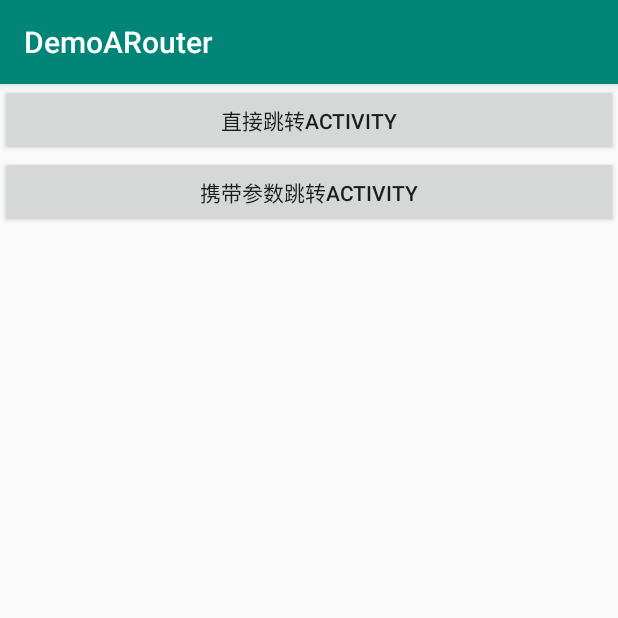
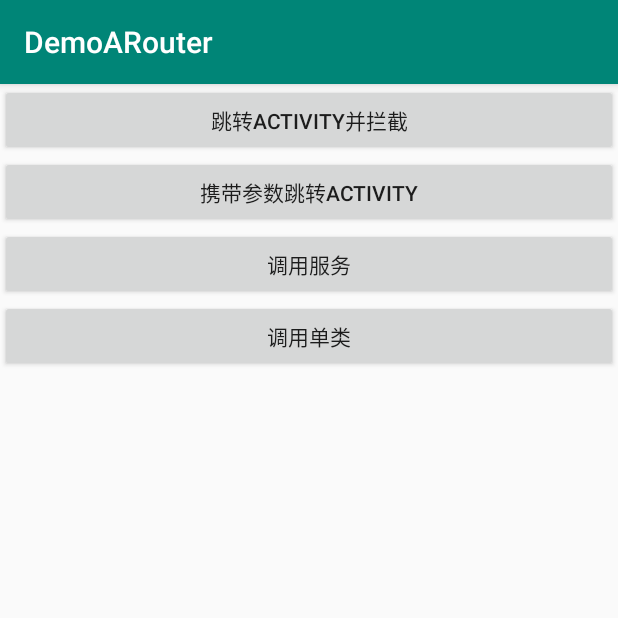
Before and after one commit to MrHayden/AndroidAdvanceDemo, an Android app: the screen it shows after launch (MainActivity), on a phone screen of 412 x 824 dp, the top half of it. Run offline under Robolectric (Android 15) with nearby library versions, the phone set to English and light mode, and no system bars; libraries missing offline, so code that uses them is left out: com.alibaba.android; 1 statement that could not run was skipped.

Commit message:
demoARouter内容修改

```diff
--- a/DemoARouter/build.gradle
+++ b/DemoARouter/build.gradle
@@ -45,4 +45,6 @@ dependencies {
     //arouter路由框架
     implementation 'com.alibaba:arouter-api:1.4.1'
     annotationProcessor 'com.alibaba:arouter-compiler:1.2.2'
+
+    implementation 'com.alibaba:fastjson:1.2.48'
 }
--- a/DemoARouter/src/main/java/com/xxm/demoarouter/activity/MainActivity.java
+++ b/DemoARouter/src/main/java/com/xxm/demoarouter/activity/MainActivity.java
@@ -1,37 +1,72 @@
 package com.xxm.demoarouter.activity;
 
+import android.app.Activity;
 import android.os.Bundle;
 import android.support.v7.app.AppCompatActivity;
 import android.view.View;
+import android.widget.Toast;
 
+import com.alibaba.android.arouter.facade.Postcard;
+import com.alibaba.android.arouter.facade.callback.NavCallback;
 import com.alibaba.android.arouter.launcher.ARouter;
 import com.xxm.demoarouter.R;
+import com.xxm.demoarouter.base.BeanTest;
 import com.xxm.demoarouter.base.Constance;
+import com.xxm.demoarouter.bean.BeanUser;
+import com.xxm.demoarouter.service.SayHelloProvider;
+import com.xxm.demoarouter.service.SingleProvider;
 
 public class MainActivity extends AppCompatActivity {
+
+    private static Activity activity;
 
     @Override
     protected void onCreate(Bundle savedInstanceState) {
         super.onCreate(savedInstanceState);
         setContentView(R.layout.activity_main);
+        activity = this;
 
-        findViewById(R.id.button_1).setOnClickListener(new View.OnClickListener() {
+    }
+    public static Activity getThis() {
+        return activity;
+    }
+
+    //  应用内简单的跳转(通过URL跳转在'进阶用法'中)并拦截
+    public void onGoActivity(View view) {
+        ARouter.getInstance().build(Constance.PATH_TEST1).navigation(MainActivity.this, new NavCallback() {
             @Override
-            public void onClick(View view) {
-                // 应用内简单的跳转(通过URL跳转在'进阶用法'中)
-                ARouter.getInstance().build(Constance.PATH_TEST1).navigation();
+            public void onArrival(Postcard postcard) {
+
             }
-        });
 
-        findViewById(R.id.button_2).setOnClickListener(new View.OnClickListener() {
             @Override
-            public void onClick(View view) {
-                // 应用内简单的跳转(通过URL跳转在'进阶用法'中)
-                ARouter.getInstance().build(Constance.PATH_TEST2)
-                        .withString("name", "老王")
-                        .withInt("age", 24)
-                        .navigation();
+            public void onInterrupt(Postcard postcard) {
+                super.onInterrupt(postcard);
+                Toast.makeText(MainActivity.this,"被拦截了",Toast.LENGTH_SHORT).show();
             }
         });
     }
+
+    //应用内携带参数的跳转(通过URL跳转在'进阶用法'中)
+    public void onParametersGoActivity(View view) {
+        ARouter.getInstance().build(Constance.PATH_TEST2)
+                .withString("name", "老王")
+                .withInt("age", 24)
+                .withObject("beanTest", new BeanTest("beanTest"))
+                .withParcelable("beanUser", new BeanUser(20190301, "老王", 24, 1))
+                .navigation();
+    }
+
+    // ByName调用服务
+    public void onByProvide(View view) {
+        ((SayHelloProvider) ARouter.getInstance().build(Constance.PATH_PROVIDER_SAY_HELLO)
+                .navigation()).sayHello("老王");
+    }
+
+    //调用单类
+    public void onCallSingle(View view) {
+        ARouter.getInstance().navigation(SingleProvider.class).saySingleHello("单例老王");
+    }
+
+
 }
--- /dev/null
+++ b/DemoARouter/src/main/java/com/xxm/demoarouter/service/SayHelloProvider.java
@@ -0,0 +1,11 @@
+package com.xxm.demoarouter.service;
+
+import com.alibaba.android.arouter.facade.template.IProvider;
+
+/**
+ * Created by Administrator on 2019/3/1 0001
+ */
+public interface SayHelloProvider extends IProvider {
+
+    void sayHello(String name);
+}
--- a/DemoARouter/src/main/res/layout/a_test2.xml
+++ b/DemoARouter/src/main/res/layout/a_test2.xml
@@ -10,6 +10,7 @@
         android:id="@+id/textview1"
         android:layout_width="wrap_content"
         android:layout_height="wrap_content"
+        android:gravity="center"
         android:text="这是Test2Activity"
         app:layout_constraintBottom_toBottomOf="parent"
         app:layout_constraintLeft_toLeftOf="parent"
@@ -20,11 +21,11 @@
     <TextView
         android:layout_width="wrap_content"
         android:layout_height="wrap_content"
+        android:layout_marginBottom="100dp"
         android:text="这是Test2Activity"
-        android:layout_marginBottom="100dp"
         app:layout_constraintBottom_toBottomOf="parent"
         app:layout_constraintLeft_toLeftOf="parent"
-        app:layout_constraintRight_toRightOf="parent"/>
+        app:layout_constraintRight_toRightOf="parent" />
 
 
 </android.support.constraint.ConstraintLayout>
--- a/DemoARouter/src/main/res/layout/activity_main.xml
+++ b/DemoARouter/src/main/res/layout/activity_main.xml
@@ -8,22 +8,38 @@
     tools:context=".activity.MainActivity">
 
     <Button
-        android:id="@+id/button_1"
         android:layout_width="match_parent"
         android:layout_height="wrap_content"
-        android:text="直接跳转activity"
+        android:text="跳转activity并拦截"
+        android:onClick="onGoActivity"
         app:layout_constraintBottom_toBottomOf="parent"
         app:layout_constraintLeft_toLeftOf="parent"
         app:layout_constraintRight_toRightOf="parent"
         app:layout_constraintTop_toTopOf="parent" />
     <Button
-        android:id="@+id/button_2"
         android:layout_width="match_parent"
         android:layout_height="wrap_content"
         android:text="携带参数跳转activity"
+        android:onClick="onParametersGoActivity"
         app:layout_constraintBottom_toBottomOf="parent"
         app:layout_constraintLeft_toLeftOf="parent"
         app:layout_constraintRight_toRightOf="parent"
         app:layout_constraintTop_toTopOf="parent" />
 
+    <Button
+        android:layout_width="match_parent"
+        android:layout_height="wrap_content"
+        android:text="调用服务"
+        android:onClick="onByProvide"
+        app:layout_constraintBottom_toBottomOf="parent"
+        app:layout_constraintLeft_toLeftOf="parent"
+        app:layout_constraintRight_toRightOf="parent"
+        app:layout_constraintTop_toTopOf="parent" />
+
+    <Button
+        android:onClick="onCallSingle"
+        android:layout_width="match_parent"
+        android:layout_height="wrap_content"
+        android:text="调用单类" />
+
 </LinearLayout>
```
Also changed, not shown: DemoARouter/src/main/java/com/xxm/demoarouter/Interceptor/MyInterceptor.java (added, +71 -0 lines), DemoARouter/src/main/java/com/xxm/demoarouter/activity/Test1Activity.java (+10 -0 lines), DemoARouter/src/main/java/com/xxm/demoarouter/activity/Test2Activity.java (+10 -2 lines), DemoARouter/src/main/java/com/xxm/demoarouter/base/BeanTest.java (added, +23 -0 lines), DemoARouter/src/main/java/com/xxm/demoarouter/base/Constance.java (+11 -2 lines), DemoARouter/src/main/java/com/xxm/demoarouter/base/MainLooper.java (added, +25 -0 lines), DemoARouter/src/main/java/com/xxm/demoarouter/bean/BeanUser.java (added, +97 -0 lines), DemoARouter/src/main/java/com/xxm/demoarouter/service/ISerializationService.java (added, +38 -0 lines), DemoARouter/src/main/java/com/xxm/demoarouter/service/SayHelloProviderImpl.java (added, +26 -0 lines), DemoARouter/src/main/java/com/xxm/demoarouter/service/SingleProvider.java (added, +27 -0 lines), config.gradle (+5 -5 lines).
